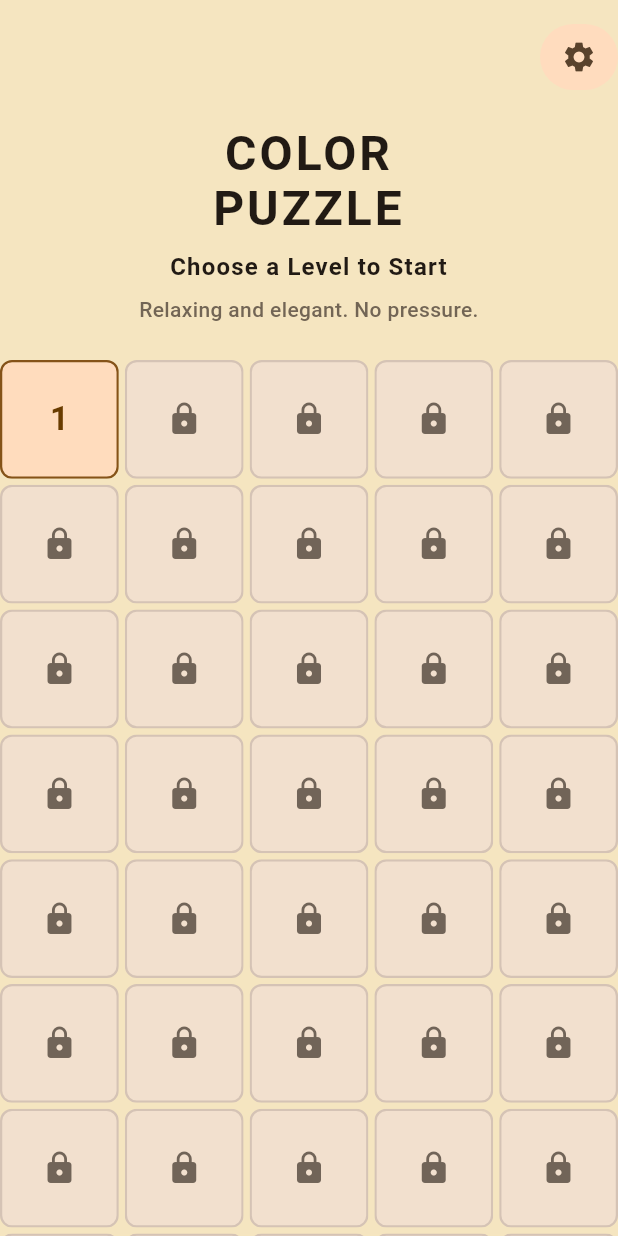
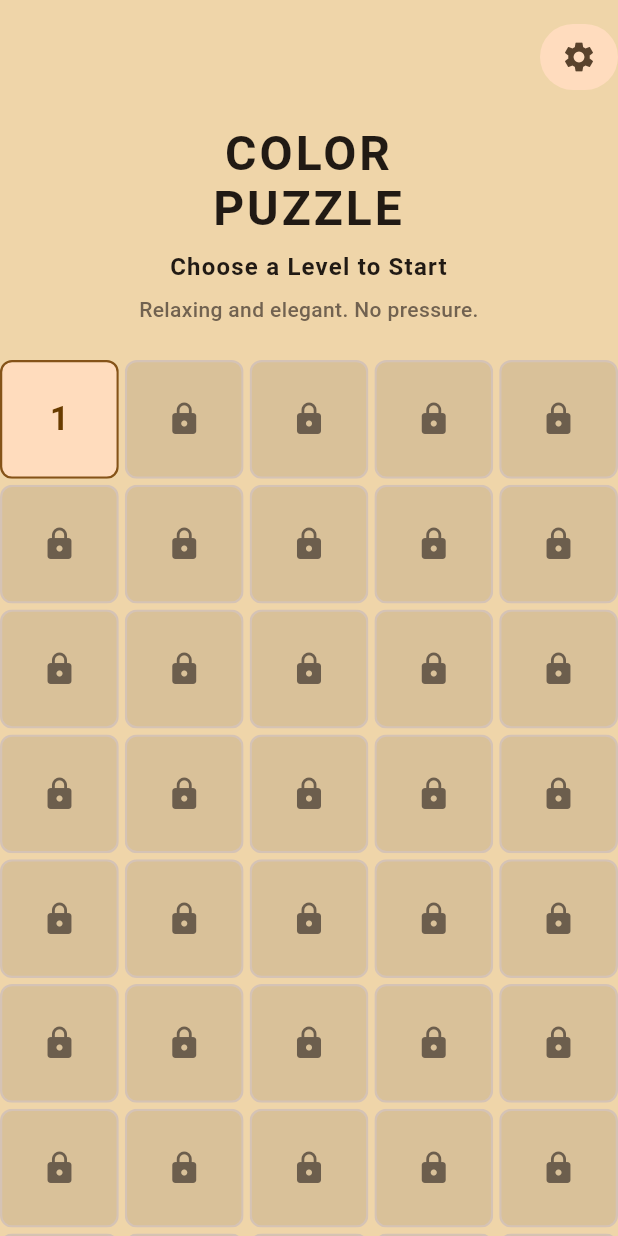
Before and after one commit to Humaneyew/Color-Puzzle-Relax-Game, a Flutter app: the screen it shows after launch, on a phone screen of 412 x 824 dp. Run offline on Flutter 3.47's test engine with Material 3 defaults, Android fonts, the phone set to English and light mode, and no system bars; our stand-ins replace equatable, get_it, go_router; Roboto replaces fonts that are missing (SF Pro).

Commit message:
Adjust background and locked tile colors

```diff
--- a/lib/src/core/theme/app_theme.dart
+++ b/lib/src/core/theme/app_theme.dart
@@ -10,7 +10,7 @@ class AppTheme {
           seedColor: const Color(0xFFd4a373),
           brightness: Brightness.light,
         ),
-        scaffoldBackgroundColor: const Color(0xFFF5E5C0),
+        scaffoldBackgroundColor: const Color(0xFFEFD5A9),
         appBarTheme: const AppBarTheme(
           elevation: 0,
           backgroundColor: Colors.transparent,
--- a/lib/src/features/game/presentation/widgets/level_card.dart
+++ b/lib/src/features/game/presentation/widgets/level_card.dart
@@ -22,7 +22,7 @@ class LevelCard extends StatelessWidget {
 
     final Color backgroundColor = isUnlocked
         ? colors.primaryContainer
-        : colors.surfaceVariant.withOpacity(0.85);
+        : const Color(0xFFD9C199);
     final Color borderColor = isUnlocked
         ? colors.primary
         : colors.outlineVariant ?? colors.outline.withOpacity(0.5);
```
